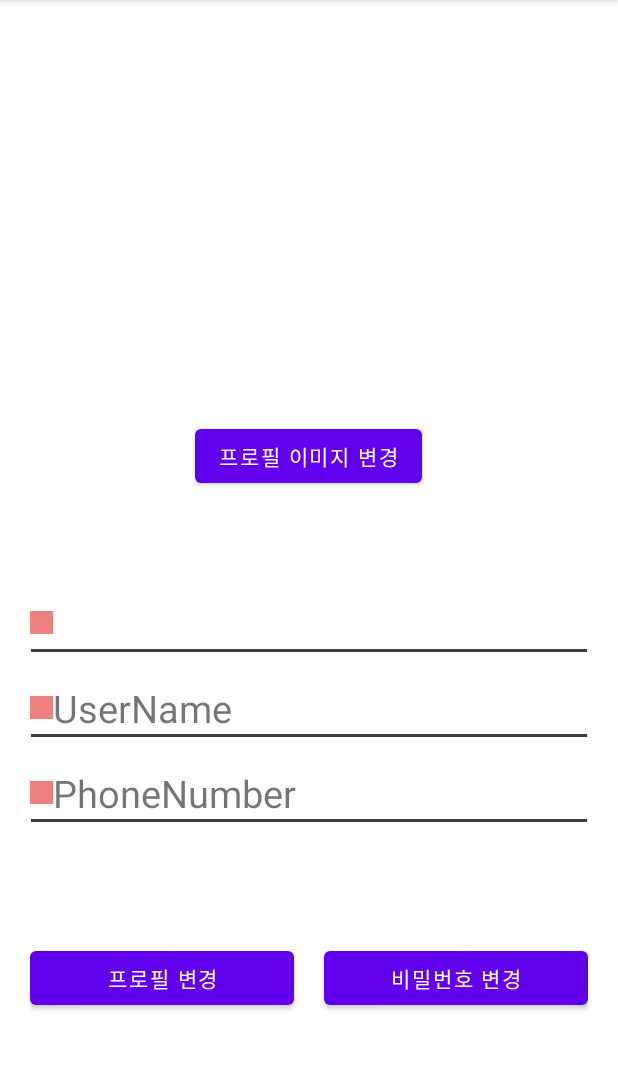
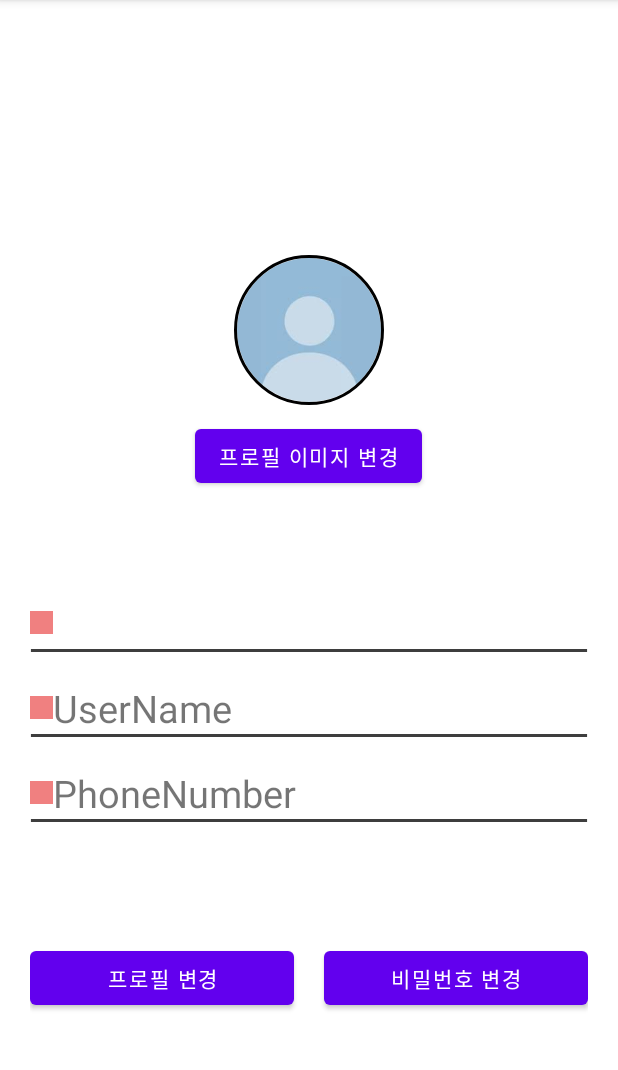
Before and after one commit to Group-Timer/GroupTime, an Android app: the MyPageActivity screen opened directly, with no data from a screen before it, on a phone screen of 412 x 824 dp, the part 84-1154 px from its top. Run offline under Robolectric (Android 15) with nearby library versions, the phone set to English and light mode, and no system bars; our stand-ins replace CircleImageView, Firebase (no records; nobody signed in at launch, a user with empty details on screens opened directly).

Commit message:
사진 추가

```diff
--- a/app/src/main/res/layout/activity_my_page.xml
+++ b/app/src/main/res/layout/activity_my_page.xml
@@ -22,7 +22,8 @@
             android:layout_height="100dp"
             android:layout_centerHorizontal="true"
             app:civ_border_color="#FF000000"
-            app:civ_border_width="2dp" />
+            app:civ_border_width="2dp"
+            android:src = "@drawable/normal"/>
 
         <Button
             android:id="@+id/changeImage"
```
Also changed, not shown: app/src/main/res/drawable/normal.jpeg (added).
